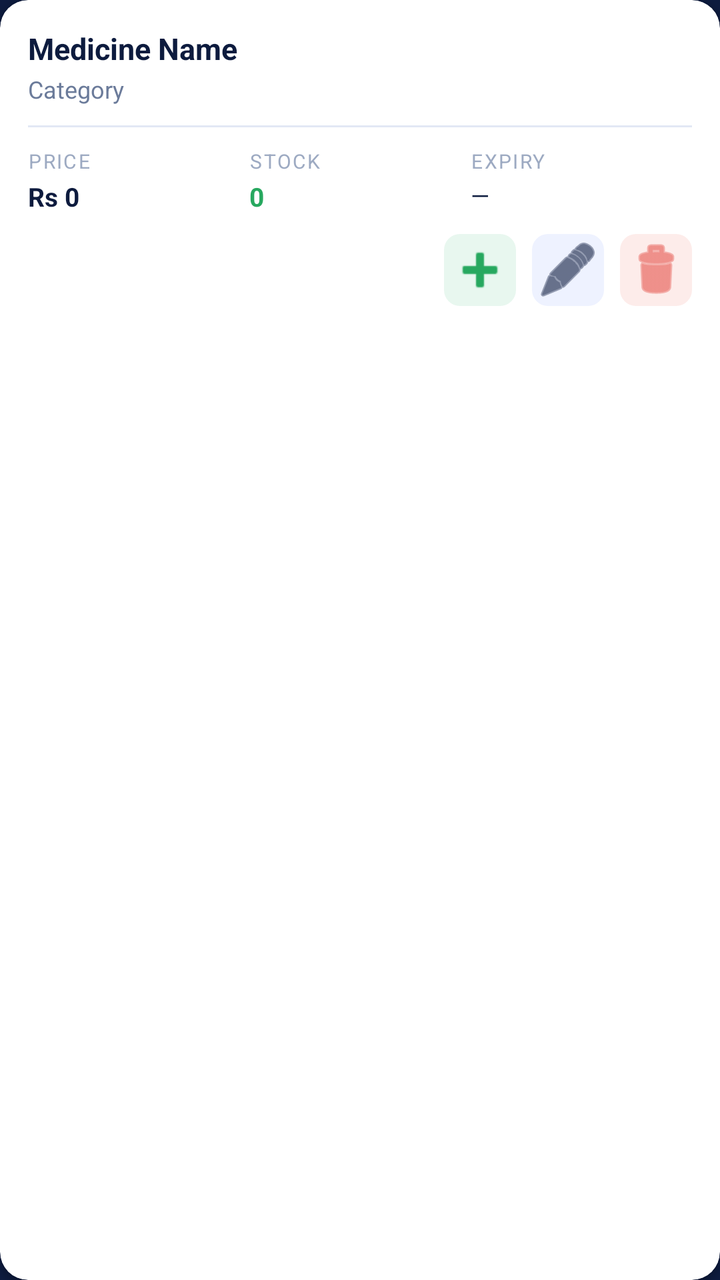
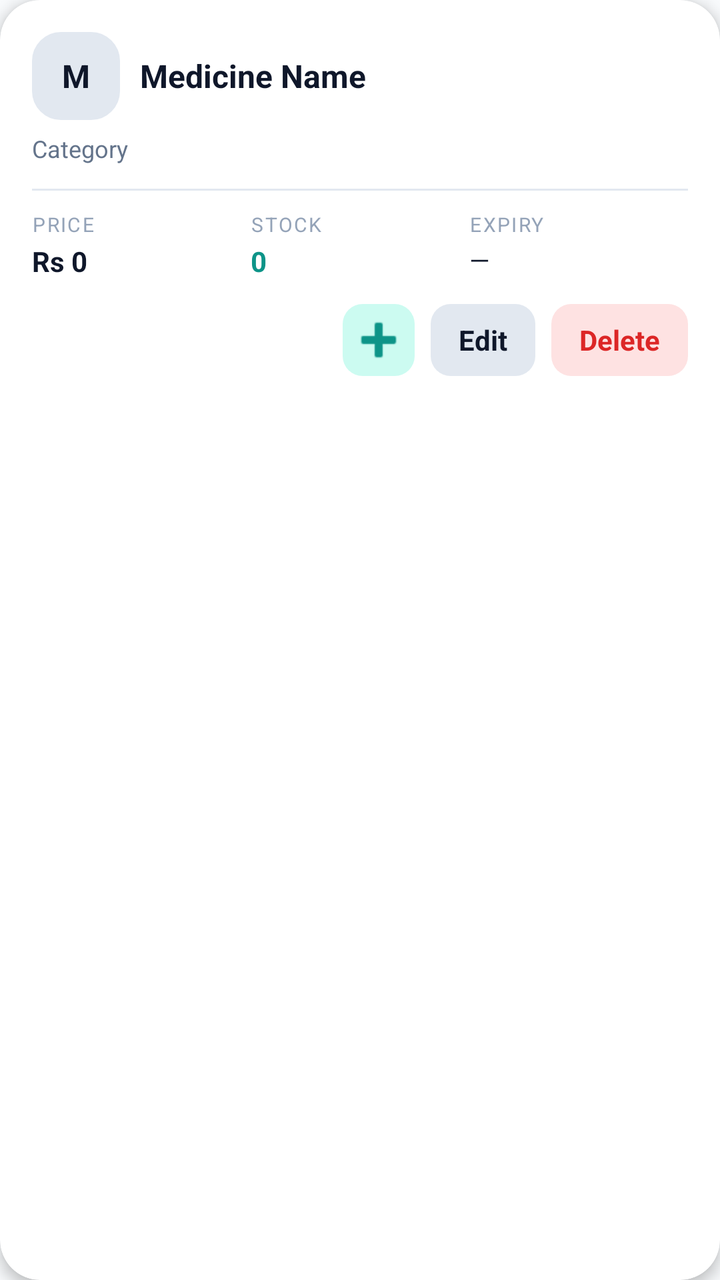

Two renders of the same Android screen: before a commit and after it. Below are the layout's source before the change and the commit's diff.
<!-- AndroidManifest.xml: application theme Theme.MediQuick -->
<!-- res/layout/item_medicine.xml -->
<?xml version="1.0" encoding="utf-8"?>
<androidx.cardview.widget.CardView
    xmlns:android="http://schemas.android.com/apk/res/android"
    xmlns:app="http://schemas.android.com/apk/res-auto"
    android:layout_width="match_parent"
    android:layout_height="wrap_content"
    app:cardCornerRadius="14dp"
    app:cardBackgroundColor="@color/white"
    app:cardElevation="2dp"
    android:layout_marginBottom="10dp">

    <LinearLayout
        android:layout_width="match_parent"
        android:layout_height="wrap_content"
        android:orientation="vertical"
        android:padding="14dp">

        
        <LinearLayout
            android:layout_width="match_parent"
            android:layout_height="wrap_content"
            android:orientation="horizontal"
            android:gravity="center_vertical">

            <TextView
                android:id="@+id/tvMedName"
                android:layout_width="0dp"
                android:layout_height="wrap_content"
                android:layout_weight="1"
                android:text="Medicine Name"
                android:textColor="@color/navy"
                android:textSize="15sp"
                android:textStyle="bold" />

            <TextView
                android:id="@+id/tvStockBadge"
                android:layout_width="wrap_content"
                android:layout_height="wrap_content"
                android:text="LOW STOCK"
                android:textColor="@color/white"
                android:textSize="10sp"
                android:textStyle="bold"
                android:background="@drawable/bg_red_badge"
                android:paddingHorizontal="8dp"
                android:paddingVertical="3dp"
                android:visibility="gone" />

        </LinearLayout>

        
        <TextView
            android:id="@+id/tvMedCategory"
            android:layout_width="wrap_content"
            android:layout_height="wrap_content"
            android:text="Category"
            android:textColor="@color/text_secondary"
            android:textSize="12sp"
            android:layout_marginTop="2dp" />

        
        <View
            android:layout_width="match_parent"
            android:layout_height="1dp"
            android:background="@color/border"
            android:layout_marginVertical="10dp" />

        
        <LinearLayout
            android:layout_width="match_parent"
            android:layout_height="wrap_content"
            android:orientation="horizontal">

            <LinearLayout
                android:layout_width="0dp"
                android:layout_height="wrap_content"
                android:layout_weight="1"
                android:orientation="vertical">

                <TextView
                    android:layout_width="wrap_content"
                    android:layout_height="wrap_content"
                    android:text="PRICE"
                    android:textColor="@color/text_hint"
                    android:textSize="10sp"
                    android:letterSpacing="0.08" />

                <TextView
                    android:id="@+id/tvMedPrice"
                    android:layout_width="wrap_content"
                    android:layout_height="wrap_content"
                    android:text="Rs 0"
                    android:textColor="@color/navy"
                    android:textSize="13sp"
                    android:textStyle="bold"
                    android:layout_marginTop="2dp" />

            </LinearLayout>

            <LinearLayout
                android:layout_width="0dp"
                android:layout_height="wrap_content"
                android:layout_weight="1"
                android:orientation="vertical">

                <TextView
                    android:layout_width="wrap_content"
                    android:layout_height="wrap_content"
                    android:text="STOCK"
                    android:textColor="@color/text_hint"
                    android:textSize="10sp"
                    android:letterSpacing="0.08" />

                <TextView
                    android:id="@+id/tvMedStock"
                    android:layout_width="wrap_content"
                    android:layout_height="wrap_content"
                    android:text="0"
                    android:textColor="@color/green_primary"
                    android:textSize="13sp"
                    android:textStyle="bold"
                    android:layout_marginTop="2dp" />

            </LinearLayout>

            <LinearLayout
                android:layout_width="0dp"
                android:layout_height="wrap_content"
                android:layout_weight="1"
                android:orientation="vertical">

                <TextView
                    android:layout_width="wrap_content"
                    android:layout_height="wrap_content"
                    android:text="EXPIRY"
                    android:textColor="@color/text_hint"
                    android:textSize="10sp"
                    android:letterSpacing="0.08" />

                <TextView
                    android:id="@+id/tvMedExpiry"
                    android:layout_width="wrap_content"
                    android:layout_height="wrap_content"
                    android:text="—"
                    android:textColor="@color/navy"
                    android:textSize="12sp"
                    android:layout_marginTop="2dp" />

            </LinearLayout>

        </LinearLayout>

        
        <LinearLayout
            android:layout_width="match_parent"
            android:layout_height="wrap_content"
            android:orientation="horizontal"
            android:gravity="end"
            android:layout_marginTop="10dp">

            <ImageButton
                android:id="@+id/btnAddCart"
                android:layout_width="36dp"
                android:layout_height="36dp"
                android:src="@android:drawable/ic_input_add"
                android:tint="@color/green_primary"
                android:background="@drawable/bg_green_light_btn"
                android:contentDescription="Add to cart"
                android:layout_marginEnd="8dp" />

            <ImageButton
                android:id="@+id/btnEdit"
                android:layout_width="36dp"
                android:layout_height="36dp"
                android:src="@android:drawable/ic_menu_edit"
                android:tint="@color/navy"
                android:background="@drawable/bg_edit_btn"
                android:contentDescription="Edit"
                android:layout_marginEnd="8dp" />

            <ImageButton
                android:id="@+id/btnDelete"
                android:layout_width="36dp"
                android:layout_height="36dp"
                android:src="@android:drawable/ic_menu_delete"
                android:tint="@color/error"
                android:background="@drawable/bg_delete_btn"
                android:contentDescription="Delete" />

        </LinearLayout>

    </LinearLayout>

</androidx.cardview.widget.CardView>
<!-- resources referenced by this layout -->
<resources>
  <color name="border">#E2E8F5</color>
  <color name="error">#E5534B</color>
  <color name="green_primary">#27A85F</color>
  <color name="navy">#0D1B3E</color>
  <color name="text_hint">#9DAAC2</color>
  <color name="text_secondary">#6B7B9A</color>
  <color name="white">#FFFFFF</color>
  <!-- drawable bg_delete_btn (drawable) -->
  <?xml version="1.0" encoding="utf-8"?>
  <shape xmlns:android="http://schemas.android.com/apk/res/android" android:shape="rectangle">
      <solid android:color="#FDECEA" />
      <corners android:radius="8dp" />
  </shape>
  <!-- drawable bg_edit_btn (drawable) -->
  <?xml version="1.0" encoding="utf-8"?>
  <shape xmlns:android="http://schemas.android.com/apk/res/android" android:shape="rectangle">
      <solid android:color="#EEF2FF" />
      <corners android:radius="8dp" />
  </shape>
  <!-- drawable bg_green_light_btn (drawable) -->
  <?xml version="1.0" encoding="utf-8"?>
  <shape xmlns:android="http://schemas.android.com/apk/res/android" android:shape="rectangle">
      <solid android:color="#E8F7EF" />
      <corners android:radius="8dp" />
  </shape>
  <!-- drawable bg_red_badge (drawable) -->
  <?xml version="1.0" encoding="utf-8"?>
  <shape xmlns:android="http://schemas.android.com/apk/res/android" android:shape="rectangle">
      <solid android:color="#E5534B" />
      <corners android:radius="6dp" />
  </shape>
  <style name="Theme.MediQuick" parent="Theme.MaterialComponents.DayNight.NoActionBar">
          <item name="colorPrimary">@color/green_primary</item>
          <item name="colorPrimaryVariant">@color/green_dark</item>
          <item name="colorOnPrimary">@color/white</item>
          <item name="android:windowBackground">@color/navy</item>
          <item name="android:statusBarColor">@color/navy</item>
          <item name="android:navigationBarColor">@color/navy</item>
          <item name="android:windowLightStatusBar">false</item>
          
          <item name="android:textColor">@color/black</item>
          <item name="android:textColorPrimary">@color/black</item>
          <item name="android:textColorSecondary">@color/text_secondary</item>
          <item name="colorControlNormal">@color/text_secondary</item>
          <item name="colorControlActivated">@color/green_primary</item>
          <item name="colorControlHighlight">@color/green_light</item>
      </style>
  <color name="green_dark">#1D8B4C</color>
  <color name="black">#000000</color>
  <color name="green_light">#E8F7EF</color>
</resources>

<!-- the commit's change to res/layout/item_medicine.xml (unified diff, before → after) -->
@@ -4,32 +4,57 @@
     xmlns:app="http://schemas.android.com/apk/res-auto"
     android:layout_width="match_parent"
     android:layout_height="wrap_content"
-    app:cardCornerRadius="14dp"
+    app:cardCornerRadius="20dp"
     app:cardBackgroundColor="@color/white"
-    app:cardElevation="2dp"
+    app:cardElevation="4dp"
     android:layout_marginBottom="10dp">
 
     <LinearLayout
         android:layout_width="match_parent"
         android:layout_height="wrap_content"
         android:orientation="vertical"
-        android:padding="14dp">
+        android:padding="16dp">
 
         
         <LinearLayout
             android:layout_width="match_parent"
             android:layout_height="wrap_content"
-            android:orientation="horizontal"
-            android:gravity="center_vertical">
+            android:gravity="center_vertical"
+            android:orientation="horizontal">
+
+            <FrameLayout
+                android:layout_width="44dp"
+                android:layout_height="44dp"
+                android:background="@drawable/bg_med_image_placeholder">
+
+                <ImageView
+                    android:id="@+id/ivMedImage"
+                    android:layout_width="match_parent"
+                    android:layout_height="match_parent"
+                    android:contentDescription="@string/medicine_image"
+                    android:scaleType="centerCrop"
+                    android:visibility="gone" />
+
+                <TextView
+                    android:id="@+id/tvMedInitial"
+                    android:layout_width="match_parent"
+                    android:layout_height="match_parent"
+                    android:gravity="center"
+                    android:text="M"
+                    android:textColor="@color/navy"
+                    android:textSize="16sp"
+                    android:textStyle="bold" />
+            </FrameLayout>
 
             <TextView
                 android:id="@+id/tvMedName"
                 android:layout_width="0dp"
                 android:layout_height="wrap_content"
                 android:layout_weight="1"
+                android:layout_marginStart="10dp"
                 android:text="Medicine Name"
                 android:textColor="@color/navy"
-                android:textSize="15sp"
+                android:textSize="16sp"
                 android:textStyle="bold" />
 
             <TextView
@@ -41,30 +66,29 @@
                 android:textSize="10sp"
                 android:textStyle="bold"
                 android:background="@drawable/bg_red_badge"
-                android:paddingHorizontal="8dp"
-                android:paddingVertical="3dp"
+                android:paddingHorizontal="10dp"
+                android:paddingVertical="4dp"
                 android:visibility="gone" />
 
         </LinearLayout>
 
-        
         <TextView
             android:id="@+id/tvMedCategory"
             android:layout_width="wrap_content"
             android:layout_height="wrap_content"
+            android:layout_marginTop="6dp"
             android:text="Category"
             android:textColor="@color/text_secondary"
-            android:textSize="12sp"
-            android:layout_marginTop="2dp" />
+            android:textSize="12sp" />
 
         
         <View
             android:layout_width="match_parent"
             android:layout_height="1dp"
             android:background="@color/border"
-            android:layout_marginVertical="10dp" />
-
-        
+            android:layout_marginTop="12dp"
+            android:layout_marginBottom="10dp" />
+
         <LinearLayout
             android:layout_width="match_parent"
             android:layout_height="wrap_content"
@@ -90,7 +114,7 @@
                     android:layout_height="wrap_content"
                     android:text="Rs 0"
                     android:textColor="@color/navy"
-                    android:textSize="13sp"
+                    android:textSize="14sp"
                     android:textStyle="bold"
                     android:layout_marginTop="2dp" />
 
@@ -116,7 +140,7 @@
                     android:layout_height="wrap_content"
                     android:text="0"
                     android:textColor="@color/green_primary"
-                    android:textSize="13sp"
+                    android:textSize="14sp"
                     android:textStyle="bold"
                     android:layout_marginTop="2dp" />
 
@@ -142,20 +166,19 @@
                     android:layout_height="wrap_content"
                     android:text="—"
                     android:textColor="@color/navy"
-                    android:textSize="12sp"
+                    android:textSize="13sp"
                     android:layout_marginTop="2dp" />
 
             </LinearLayout>
 
         </LinearLayout>
 
-        
         <LinearLayout
             android:layout_width="match_parent"
             android:layout_height="wrap_content"
-            android:orientation="horizontal"
             android:gravity="end"
-            android:layout_marginTop="10dp">
+            android:layout_marginTop="12dp"
+            android:orientation="horizontal">
 
             <ImageButton
                 android:id="@+id/btnAddCart"
@@ -167,24 +190,28 @@
                 android:contentDescription="Add to cart"
                 android:layout_marginEnd="8dp" />
 
-            <ImageButton
+            <TextView
                 android:id="@+id/btnEdit"
-                android:layout_width="36dp"
+                android:layout_width="wrap_content"
                 android:layout_height="36dp"
-                android:src="@android:drawable/ic_menu_edit"
-                android:tint="@color/navy"
+                android:layout_marginEnd="8dp"
                 android:background="@drawable/bg_edit_btn"
-                android:contentDescription="Edit"
-                android:layout_marginEnd="8dp" />
-
-            <ImageButton
+                android:gravity="center"
+                android:paddingHorizontal="14dp"
+                android:text="@string/edit"
+                android:textColor="@color/navy"
+                android:textStyle="bold" />
+
+            <TextView
                 android:id="@+id/btnDelete"
-                android:layout_width="36dp"
+                android:layout_width="wrap_content"
                 android:layout_height="36dp"
-                android:src="@android:drawable/ic_menu_delete"
-                android:tint="@color/error"
                 android:background="@drawable/bg_delete_btn"
-                android:contentDescription="Delete" />
+                android:gravity="center"
+                android:paddingHorizontal="14dp"
+                android:text="@string/delete"
+                android:textColor="@color/error"
+                android:textStyle="bold" />
 
         </LinearLayout>
 
<!-- resource entries referenced after the edit -->
@@ -1,29 +1,39 @@
 <!-- resources referenced by this layout -->
 <resources>
-  <color name="border">#E2E8F5</color>
-  <color name="error">#E5534B</color>
-  <color name="green_primary">#27A85F</color>
-  <color name="navy">#0D1B3E</color>
-  <color name="text_hint">#9DAAC2</color>
-  <color name="text_secondary">#6B7B9A</color>
+  <color name="border">#E2E8F0</color>
+  <color name="error">#DC2626</color>
+  <color name="green_primary">#0D9488</color>
+  <color name="navy">#0F172A</color>
+  <color name="text_hint">#94A3B8</color>
+  <color name="text_secondary">#64748B</color>
   <color name="white">#FFFFFF</color>
   <!-- drawable bg_delete_btn (drawable) -->
   <?xml version="1.0" encoding="utf-8"?>
   <shape xmlns:android="http://schemas.android.com/apk/res/android" android:shape="rectangle">
-      <solid android:color="#FDECEA" />
-      <corners android:radius="8dp" />
+      <solid android:color="#FEE2E2" />
+      <corners android:radius="10dp" />
   </shape>
   <!-- drawable bg_edit_btn (drawable) -->
   <?xml version="1.0" encoding="utf-8"?>
   <shape xmlns:android="http://schemas.android.com/apk/res/android" android:shape="rectangle">
-      <solid android:color="#EEF2FF" />
-      <corners android:radius="8dp" />
+      <solid android:color="#E2E8F0" />
+      <corners android:radius="10dp" />
   </shape>
   <!-- drawable bg_green_light_btn (drawable) -->
   <?xml version="1.0" encoding="utf-8"?>
   <shape xmlns:android="http://schemas.android.com/apk/res/android" android:shape="rectangle">
-      <solid android:color="#E8F7EF" />
-      <corners android:radius="8dp" />
+      <solid android:color="#CCFBF1" />
+      <corners android:radius="10dp" />
+  </shape>
+  <!-- drawable bg_med_image_placeholder (drawable) -->
+  <?xml version="1.0" encoding="utf-8"?>
+  <shape xmlns:android="http://schemas.android.com/apk/res/android"
+      android:shape="rectangle">
+      <solid android:color="#E2E8F0" />
+      <corners android:radius="14dp" />
+      <stroke
+          android:width="1dp"
+          android:color="@color/border" />
   </shape>
   <!-- drawable bg_red_badge (drawable) -->
   <?xml version="1.0" encoding="utf-8"?>
@@ -31,24 +41,33 @@
       <solid android:color="#E5534B" />
       <corners android:radius="6dp" />
   </shape>
-  <style name="Theme.MediQuick" parent="Theme.MaterialComponents.DayNight.NoActionBar">
+  <string name="delete">Delete</string>
+  <string name="edit">Edit</string>
+  <string name="medicine_image">Medicine image</string>
+  <style name="Theme.MediQuick" parent="Theme.Material3.DayNight.NoActionBar">
           <item name="colorPrimary">@color/green_primary</item>
-          <item name="colorPrimaryVariant">@color/green_dark</item>
           <item name="colorOnPrimary">@color/white</item>
-          <item name="android:windowBackground">@color/navy</item>
+          <item name="colorPrimaryContainer">@color/green_light</item>
+          <item name="colorOnPrimaryContainer">@color/green_dark</item>
+          <item name="colorSecondary">@color/accent_blue</item>
+          <item name="android:colorBackground">@color/surface</item>
+          <item name="colorSurface">@color/surface_elevated</item>
+          <item name="colorError">@color/error</item>
           <item name="android:statusBarColor">@color/navy</item>
-          <item name="android:navigationBarColor">@color/navy</item>
+          <item name="android:navigationBarColor">@color/surface</item>
           <item name="android:windowLightStatusBar">false</item>
-          
-          <item name="android:textColor">@color/black</item>
+          <item name="android:windowLightNavigationBar">true</item>
           <item name="android:textColorPrimary">@color/black</item>
           <item name="android:textColorSecondary">@color/text_secondary</item>
           <item name="colorControlNormal">@color/text_secondary</item>
           <item name="colorControlActivated">@color/green_primary</item>
           <item name="colorControlHighlight">@color/green_light</item>
       </style>
-  <color name="green_dark">#1D8B4C</color>
-  <color name="black">#000000</color>
-  <color name="green_light">#E8F7EF</color>
+  <color name="green_dark">#0F766E</color>
+  <color name="accent_blue">#0284C7</color>
+  <color name="surface">#F8FAFC</color>
+  <color name="surface_elevated">#FFFFFF</color>
+  <color name="black">#0F172A</color>
+  <color name="green_light">#CCFBF1</color>
 </resources>
 
